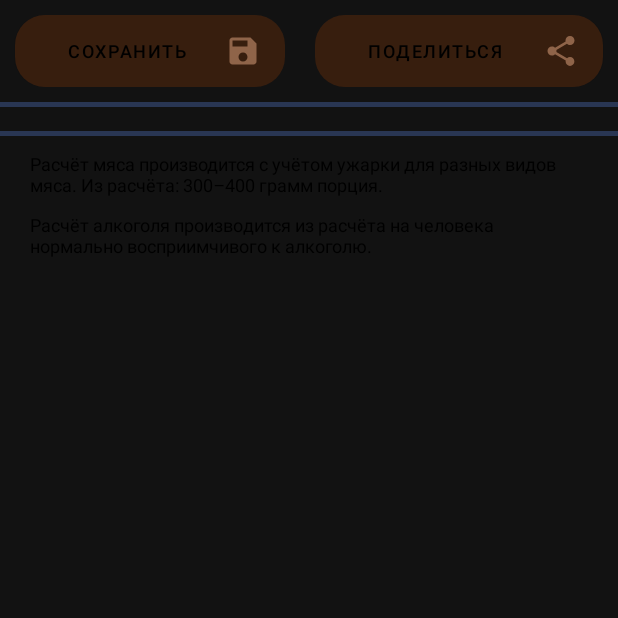
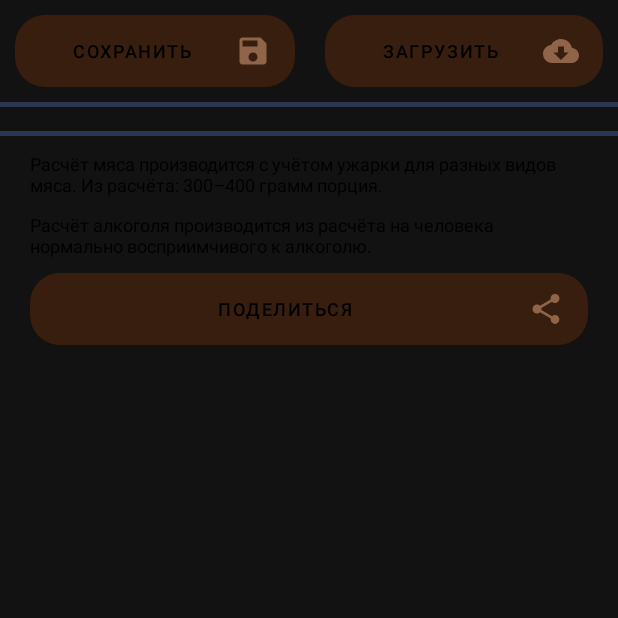
Before and after one commit to toffeantyri/MeatAlcoholCalculator, an Android app: the fragment BottomSheetFragment shown on its own in the app's theme, on a phone screen of 412 x 824 dp, the top half of it. Run offline under Robolectric (Android 15) with nearby library versions, the phone set to English and light mode, and no system bars.

Commit message:
0.55 Кнопки сохранить загрузить - работают созданн класс Preference с функцией сохранения и загрузки BottomSheet - Теперь всегда доступен

```diff
--- a/app/src/main/java/ru/calcs/meatcalculator/BottomSheetFragment.kt
+++ b/app/src/main/java/ru/calcs/meatcalculator/BottomSheetFragment.kt
@@ -8,7 +8,9 @@ import android.view.View
 import android.view.ViewGroup
 import androidx.fragment.app.activityViewModels
 import androidx.lifecycle.LifecycleOwner
+import kotlinx.android.synthetic.main.fragment_bottom_sheet.*
 import kotlinx.android.synthetic.main.fragment_bottom_sheet.view.*
+import ru.calcs.meatcalculator.adapters.AppPreference
 import ru.calcs.meatcalculator.viewmodel.DataModelView
 
 //КОЭФИЦИЕНТ УЖАРКИ
@@ -42,7 +44,7 @@ class BottomSheetFragment : Fragment() {
             val peopleTextCount =
                 if (it.toInt() > 1) getString(R.string.RESULT_DESC_ITOGO_peoples) else getString(R.string.RESULT_DESC_ITOGO_people)
             view0.main_title_x_people_meat.text =
-                (getString(R.string.RESULT_DESC_ITOGO1) + it + peopleTextCount + getString(R.string.RESULT_DESC_ITOGO2))
+                (getString(R.string.RESULT_DESC_ITOGO1) + it.toInt() + peopleTextCount + getString(R.string.RESULT_DESC_ITOGO2))
         }
 
         //наблюдатель итого на Х человек алко
@@ -50,11 +52,11 @@ class BottomSheetFragment : Fragment() {
             val peopleTextCount =
                 if (it.toInt() > 1) getString(R.string.RESULT_DESC_ITOGO_peoples) else getString(R.string.RESULT_DESC_ITOGO_people)
             view0.main_title_x_people_alco.text =
-                (getString(R.string.RESULT_DESC_ITOGO1) + it + peopleTextCount + getString(R.string.RESULT_DESC_ITOGO2))
+                (getString(R.string.RESULT_DESC_ITOGO1) + it.toInt() + peopleTextCount + getString(R.string.RESULT_DESC_ITOGO2))
         }
 
         dataModel.result_value_meat.observe(this as LifecycleOwner) {
-            if (it != null) {
+            if (it != null && it != 0f) {
                 dataModel.result_value_chicken.value = (it / 3) * COEF_CHIKEN
                 dataModel.result_value_pig.value = (it / 3) * COEF_PIG
                 dataModel.result_value_muu.value = (it / 3) * COEF_MUU
@@ -65,7 +67,7 @@ class BottomSheetFragment : Fragment() {
         }
 
         dataModel.result_value_chicken.observe(this as LifecycleOwner) {
-            if (it != null) {
+            if (it != null&& it != 0f) {
                 view0.tvResult_value_chiken_kg.text =
                     (String.format("%.2f", it * COEF_CHIKEN) + getString(R.string.kg) + getString(R.string.chickens))
                 view0.container_chicken_result.visibility = View.VISIBLE
@@ -77,7 +79,7 @@ class BottomSheetFragment : Fragment() {
         }
 
         dataModel.result_value_pig.observe(this as LifecycleOwner) {
-            if (it != null) {
+            if (it != null&& it != 0f) {
                 view0.tvResult_value_pig_kg.text =
                     (String.format("%.2f", it * COEF_PIG) + getString(R.string.kg) + getString(R.string.pigs))
                 view0.container_pig_result.visibility = View.VISIBLE
@@ -89,7 +91,7 @@ class BottomSheetFragment : Fragment() {
         }
 
         dataModel.result_value_muu.observe(this as LifecycleOwner) {
-            if (it != null) {
+            if (it != null&& it != 0f) {
                 view0.tvResult_value_muu_kg.text =
                     (String.format("%.2f", it * COEF_MUU) + getString(R.string.kg) + getString(R.string.muus))
                 view0.container_muu_result.visibility = View.VISIBLE
@@ -101,7 +103,7 @@ class BottomSheetFragment : Fragment() {
         }
 
         dataModel.result_value_alco.observe(this as LifecycleOwner) {
-            if (it != null) {
+            if (it != null&& it != 0f) {
                 dataModel.result_value_bear.value = (it * COEF_BEAR) * 0.2f
                 dataModel.result_value_vine.value = (it * COEF_VINE) * 0.25f
                 dataModel.result_value_vodka.value = (it * COEF_VODKA) * 0.55f
@@ -112,7 +114,7 @@ class BottomSheetFragment : Fragment() {
         }
 
         dataModel.result_value_bear.observe(this as LifecycleOwner) {
-            if (it != null) {
+            if (it != null&& it != 0f) {
                 view0.tvResult_value_bear_litr.text = (String.format(
                     "%.2f",
                     it * COEF_BEAR
@@ -126,7 +128,7 @@ class BottomSheetFragment : Fragment() {
         }
 
         dataModel.result_value_vine.observe(this as LifecycleOwner) {
-            if (it != null) {
+            if (it != null&& it != 0f) {
                 view0.tvResult_value_vine_litr.text =
                     (String.format("%.2f", it * COEF_VINE) + getString(R.string.litrs) + getString(R.string.vines))
                 view0.container_vine_result.visibility = View.VISIBLE
@@ -138,7 +140,7 @@ class BottomSheetFragment : Fragment() {
         }
 
         dataModel.result_value_vodka.observe(this as LifecycleOwner) {
-            if (it != null) {
+            if (it != null&& it != 0f) {
                 view0.tvResult_value_vodka_litr.text =
                     (String.format("%.2f", it * COEF_VODKA) + getString(R.string.litrs) + getString(R.string.vodkas))
                 view0.container_vodka_result.visibility = View.VISIBLE
@@ -151,7 +153,7 @@ class BottomSheetFragment : Fragment() {
 
 
         dataModel.result_value_bread.observe(this as LifecycleOwner) {
-            if (it != null) {
+            if (it != null&& it != 0f) {
                 view0.tvResult_value_bread.text =
                     (String.format("%.2f", it) + getString(R.string.kg) + getString(R.string.breads))
                 view0.container_bread.visibility = View.VISIBLE
@@ -159,7 +161,7 @@ class BottomSheetFragment : Fragment() {
         }
 
         dataModel.result_value_veget.observe(this as LifecycleOwner) {
-            if (it != null) {
+            if (it != null&& it != 0f) {
                 view0.tvResult_value_vegetable.text =
                     (String.format("%.2f", it) + getString(R.string.kg) + getString(R.string.vegetables))
                 view0.container_vegetable.visibility = View.VISIBLE
@@ -167,9 +169,45 @@ class BottomSheetFragment : Fragment() {
         }
 
 
-
+        view0.btn_save_result.setOnClickListener {
+            val chicken : Float = dataModel.result_value_chicken.value ?: 0f
+            val pig : Float = dataModel.result_value_pig.value ?: 0f
+            val muu : Float = dataModel.result_value_muu.value ?: 0f
+            val bear : Float = dataModel.result_value_bear.value ?: 0f
+            val vine : Float = dataModel.result_value_vine.value ?: 0f
+            val vodka : Float = dataModel.result_value_vodka.value ?: 0f
+            val bread : Float = dataModel.result_value_bread.value ?: 0f
+            val veget : Float = dataModel.result_value_veget.value ?: 0f
+            val xPeopleMeat : Float = dataModel.main_titleResult_x_people_meat.value ?: 0f
+            val xPeopleAlco : Float = dataModel.main_titleResult_x_people_alco.value ?: 0f
+            saveOnClick(chicken, pig, muu, bear, vine, vodka, bread, veget, xPeopleMeat,xPeopleAlco)
+        }
+        view0.btn_load_result.setOnClickListener {
+            loadOnClick()
+        }
         return view0
     }
 
 
+    fun saveOnClick(chicken: Float, pig: Float, muu: Float, bear: Float, vine: Float, vodka: Float, bread: Float, veget: Float, xPeopleMeat: Float, xPeopleAlco: Float){
+        val context = context ?: activity!!.parent
+        val pref = AppPreference(context)
+        pref.saveResult1(chicken, pig, muu, bear, vine, vodka, bread, veget, xPeopleMeat, xPeopleAlco)
+    }
+
+    fun loadOnClick(){
+        val context = context ?: activity!!.parent
+        val pref = AppPreference(context)
+        dataModel.result_value_chicken.value = pref.loadResult1().getValue("chicken")
+        dataModel.result_value_pig.value = pref.loadResult1().getValue("pig")
+        dataModel.result_value_muu.value = pref.loadResult1().getValue("muu")
+        dataModel.result_value_bear.value = pref.loadResult1().getValue("bear")
+        dataModel.result_value_vine.value = pref.loadResult1().getValue("vine")
+        dataModel.result_value_vodka.value = pref.loadResult1().getValue("vodka")
+        dataModel.result_value_bread.value = pref.loadResult1().getValue("bread")
+        dataModel.result_value_veget.value = pref.loadResult1().getValue("vegetable")
+        dataModel.main_titleResult_x_people_meat.value = pref.loadResult1().getValue("people_count_meat")
+        dataModel.main_titleResult_x_people_alco.value = pref.loadResult1().getValue("people_count_alco")
+    }
+
 }
--- a/app/src/main/java/ru/calcs/meatcalculator/MainActivity.kt
+++ b/app/src/main/java/ru/calcs/meatcalculator/MainActivity.kt
@@ -46,7 +46,7 @@ class MainActivity : AppCompatActivity() {
 
     override fun onStart() {
         super.onStart()
-        dataModel.stateBottomSheetBehavior.value = BottomSheetBehavior.STATE_HIDDEN
+        dataModel.stateBottomSheetBehavior.value = BottomSheetBehavior.STATE_COLLAPSED
         dataModel.stateBottomSheetBehavior.observe(this, { bottomSheetBehavior.state = it })
     }
 
--- a/app/src/main/java/ru/calcs/meatcalculator/adapters/TopAdapter.kt
+++ b/app/src/main/java/ru/calcs/meatcalculator/adapters/TopAdapter.kt
@@ -84,7 +84,7 @@ class TopAdapter(dataModel: DataModelView) :
                 if (edText.text.toString() != "" && edText.text.toString() != "0") {
                     // каждый пункт отдельно для каждой позиции
                     if(position == 0 ) {
-                        dataModelInner.main_titleResult_x_people_meat.value = edText.text.toString()
+                        dataModelInner.main_titleResult_x_people_meat.value = edText.text.toString().toFloat()
                         when (radioGroup1.checkedRadioButtonId) {
                             //общее мяса
                             c1_r1.id -> {
@@ -134,7 +134,7 @@ class TopAdapter(dataModel: DataModelView) :
                             dataModelInner.result_value_veget.value = howManyVeget(countPeople.toInt(), meatValue)
                         }
                     } else if (position == 1){
-                        dataModelInner.main_titleResult_x_people_alco.value = edText.text.toString()
+                        dataModelInner.main_titleResult_x_people_alco.value = edText.text.toString().toFloat()
                         when (radioGroup1.checkedRadioButtonId) {
                             //общее алко
                             c1_r1.id -> {
--- a/app/src/main/java/ru/calcs/meatcalculator/viewmodel/DataModelView.kt
+++ b/app/src/main/java/ru/calcs/meatcalculator/viewmodel/DataModelView.kt
@@ -21,13 +21,13 @@ class DataModelView : ViewModel() {
     }
 
     //титульник на Х человек мясо -> X : String
-    val main_titleResult_x_people_meat : MutableLiveData<String> by lazy {
-        MutableLiveData<String>()
+    val main_titleResult_x_people_meat : MutableLiveData<Float> by lazy {
+        MutableLiveData<Float>()
     }
 
     //титульник на Х человек алко -> X : String
-    val main_titleResult_x_people_alco : MutableLiveData<String> by lazy {
-        MutableLiveData<String>()
+    val main_titleResult_x_people_alco : MutableLiveData<Float> by lazy {
+        MutableLiveData<Float>()
     }
     //------------------------------------------------------------------
 
--- /dev/null
+++ b/app/src/main/res/drawable/ic_cloud_download_black_24dp.xml
@@ -0,0 +1,5 @@
+<vector android:height="24dp" android:tint="#8F6449"
+    android:viewportHeight="24.0" android:viewportWidth="24.0"
+    android:width="24dp" xmlns:android="http://schemas.android.com/apk/res/android">
+    <path android:fillColor="#FF000000" android:pathData="M19.35,10.04C18.67,6.59 15.64,4 12,4 9.11,4 6.6,5.64 5.35,8.04 2.34,8.36 0,10.91 0,14c0,3.31 2.69,6 6,6h13c2.76,0 5,-2.24 5,-5 0,-2.64 -2.05,-4.78 -4.65,-4.96zM17,13l-5,5 -5,-5h3V9h4v4h3z"/>
+</vector>
--- a/app/src/main/res/layout/fragment_bottom_sheet.xml
+++ b/app/src/main/res/layout/fragment_bottom_sheet.xml
@@ -19,6 +19,7 @@
             android:orientation="horizontal">
 
             <com.google.android.material.button.MaterialButton
+                android:id="@+id/btn_save_result"
                 android:textStyle="normal"
                 android:textSize="12sp"
                 android:background="@drawable/button_bg"
@@ -32,16 +33,17 @@
                 />
 
             <com.google.android.material.button.MaterialButton
+                android:id="@+id/btn_load_result"
                 android:textSize="12sp"
                 android:textStyle="normal"
                 android:background="@drawable/button_bg"
                 android:layout_weight="1"
                 android:layout_width="wrap_content"
                 android:layout_height="wrap_content"
-                android:text="@string/btn_share"
+                android:text="@string/btn_load"
                 android:layout_marginStart="10dp"
                 android:layout_marginEnd="10dp"
-                android:drawableEnd="@drawable/ic_share_black_24dp"/>
+                android:drawableEnd="@drawable/ic_cloud_download_black_24dp"/>
 
         </LinearLayout>
 
@@ -294,11 +296,11 @@
         <TextView
             android:layout_marginStart="20dp"
             android:layout_marginEnd="20dp"
+            android:layout_marginTop="10dp"
             android:id="@+id/tv_desc_meat"
             android:layout_width="wrap_content"
             android:layout_height="wrap_content"
             android:text="@string/desc_meat"
-            android:layout_marginTop="10dp"
             android:layout_gravity="center_horizontal"
             android:textSize="12sp"/>
         <TextView
@@ -312,6 +314,22 @@
             android:layout_gravity="center_horizontal"
             android:textSize="12sp"/>
 
+        <com.google.android.material.button.MaterialButton
+            android:id="@+id/btn_share_result"
+            android:layout_gravity="center_horizontal"
+            android:textSize="12sp"
+            android:textStyle="normal"
+            android:background="@drawable/button_bg"
+            android:layout_width="match_parent"
+            android:layout_height="wrap_content"
+            android:text="@string/btn_share"
+            android:layout_marginStart="20dp"
+            android:layout_marginEnd="20dp"
+            android:layout_marginTop="10dp"
+            android:drawableEnd="@drawable/ic_share_black_24dp"/>
+
+
+
     </LinearLayout>
 
 
--- a/app/src/main/res/layout/rc_top_shablon.xml
+++ b/app/src/main/res/layout/rc_top_shablon.xml
@@ -190,12 +190,14 @@
             </com.google.android.material.textfield.TextInputLayout>
 
             <com.google.android.material.button.MaterialButton
+                android:background="@drawable/button_bg"
                 android:id="@+id/btn_get_measure"
                 android:layout_width="wrap_content"
                 android:layout_height="wrap_content"
                 android:layout_gravity="center_horizontal"
                 android:foregroundGravity="center_horizontal"
-                android:text="@string/measuring_btn" />
+                android:text="@string/measuring_btn"
+                android:layout_marginBottom="3dp"/>
         </LinearLayout>
 
 
--- a/app/src/main/res/values/strings.xml
+++ b/app/src/main/res/values/strings.xml
@@ -70,6 +70,7 @@
 
 
     <string name="btn_save">Сохранить</string>
+    <string name="btn_load">Загрузить</string>
     <string name="btn_share">Поделиться</string>
 
 
```
Also changed, not shown: app/src/main/java/ru/calcs/meatcalculator/adapters/AppPreference.kt (added, +44 -0 lines).
